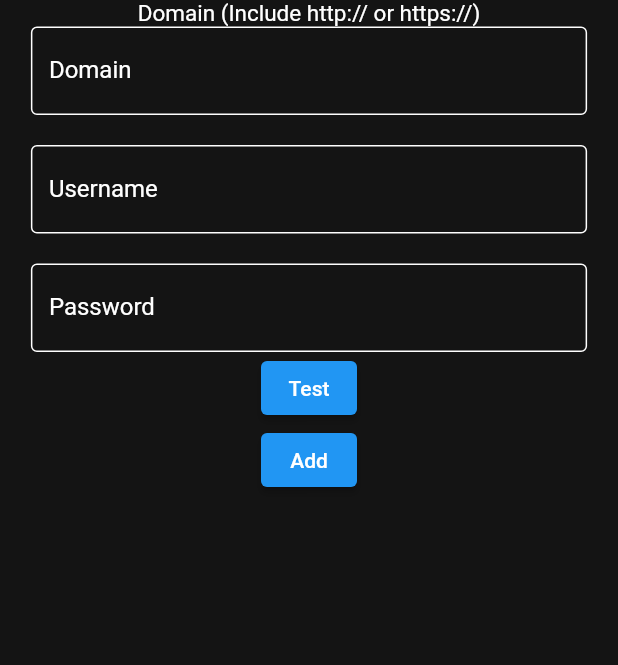
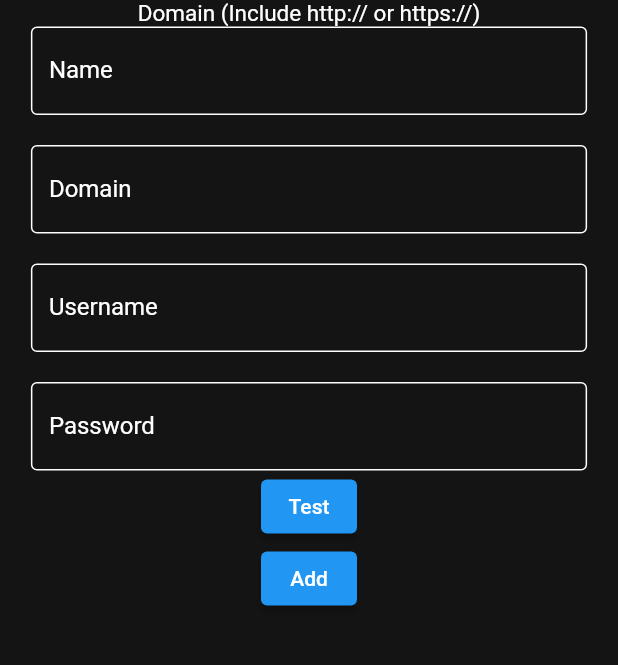
Before and after one commit to JSohn-1/rtorrent, a Flutter app: the screen it shows after launch, after a tap on the "add" icon, on a phone screen of 412 x 824 dp, the part 119-784 px from its top. Run offline on Flutter 3.47's test engine with Material 2 defaults, Android fonts, the phone set to English and light mode, and no system bars; our stand-ins replace sqflite, sqflite_common_ffi; accounts and stored records are empty; network calls fail.

Commit message:
Started work on new ServerBox

```diff
--- a/lib/Login.dart
+++ b/lib/Login.dart
@@ -82,6 +82,7 @@ class _LoginState extends State<Login> {
 }
 
 class InputFields extends StatefulWidget {
+  static final TextEditingController _controllerName = TextEditingController();
   static final TextEditingController _controllerDomain =
       TextEditingController();
   static final TextEditingController _controllerUser = TextEditingController();
@@ -89,6 +90,7 @@ class InputFields extends StatefulWidget {
 
   InputFields({super.key});
 
+  static TextEditingController get controllerName => _controllerName;
   static TextEditingController get controllerDomain => _controllerDomain;
   static TextEditingController get controllerUser => _controllerUser;
   static TextEditingController get controllerPass => _controllerPass;
@@ -101,6 +103,24 @@ class _InputFieldsState extends State<InputFields> {
   Widget build(BuildContext context) {
     return Column(
       children: [
+        SizedBox(
+            width: MediaQuery.of(context).size.width * 0.9,
+            child: TextField(
+              controller: InputFields._controllerName,
+              style: const TextStyle(color: Colors.white),
+              decoration: const InputDecoration(
+                enabledBorder: OutlineInputBorder(
+                    borderSide: BorderSide(color: Colors.white)),
+                focusedBorder: OutlineInputBorder(
+                    borderSide: BorderSide(color: Colors.white)),
+                labelText: 'Name',
+                labelStyle: TextStyle(color: Colors.white),
+              ),
+              onChanged: (text) {
+                setState(() {});
+              },
+            )),
+        const Padding(padding: EdgeInsets.all(10)),
         SizedBox(
             width: MediaQuery.of(context).size.width * 0.9,
             child: TextField(
@@ -216,7 +236,7 @@ class _TestButtonState extends State<TestButton> {
               );
             }
           },
-          child: Text('Test'),
+          child: const Text('Test'),
         ),
         // If the button is disabled, a loading circle will appear to the right of the button
         if (_disabled)
@@ -257,15 +277,12 @@ class _AddButtonState extends State<AddButton> {
   Widget build(BuildContext context) {
     return ElevatedButton(
       onPressed: () async {
-        // The button will be disabled until the test is complete
-        // The test will be run
         await Torrents.saveTorrentServer(
+            InputFields._controllerDomain.text,
             API.transmission,
             InputFields._controllerDomain.text,
             InputFields._controllerUser.text,
             InputFields._controllerPass.text);
-        // Once the torrent server is added close the login page and clear the fields
-
         Navigator.of(context).pop();
         widget.callback!();
         InputFields._controllerDomain.clear();
@@ -276,27 +293,3 @@ class _AddButtonState extends State<AddButton> {
     );
   }
 }
-
-// Notifier that will tell the serverlist to update when a new server is added
-
-// class ServerListNotifier extends ChangeNotifier {
-//   @override
-//   void addListener(VoidCallback listener) {
-//     super.addListener(listener);
-//     print("adding listener");
-//   }
-
-//   @override
-//   void notifyListeners() {
-//     super.notifyListeners();
-//     print("notifying listeners");
-//   }
-
-//   Future<void> update(API api, String domain, String user, String pass) async {
-//     await Torrents.saveTorrentServer(api, domain, user, pass);
-//     print(Torrents.servers.length);
-//     // Print the number of all registered listeners
-
-//     notifyListeners();
-//   }
-// }
--- a/lib/apis/TorrentServer.dart
+++ b/lib/apis/TorrentServer.dart
@@ -18,13 +18,14 @@ enum API {
 
 class Torrents {
   static List<Torrents> servers = [];
+  late final String name;
   late final API api;
   late final dynamic client;
   Duration updateInterval = const Duration(seconds: 1);
 
   // Constructor for the Torrents class where the paramters are the API
   // and the client object
-  Torrents(this.client) {
+  Torrents(this.name, this.client) {
     if (client is TransmissionRPC) {
       api = API.transmission;
     }
@@ -109,17 +110,17 @@ class Torrents {
     var db = await openDatabase(join(await getDatabasesPath(), 'torrents.db'),
         version: 1, onCreate: (db, version) {
       return db.execute(
-          'CREATE TABLE IF NOT EXISTS torrents(api TEXT, domain TEXT, user TEXT, pass TEXT)');
+          'CREATE TABLE IF NOT EXISTS torrents(name TEXT, api TEXT, domain TEXT, user TEXT, pass TEXT)');
     });
     await db.execute(
-        'CREATE TABLE IF NOT EXISTS torrents(api TEXT, domain TEXT, user TEXT, pass TEXT)');
+        'CREATE TABLE IF NOT EXISTS torrents(name TEXT, api TEXT, domain TEXT, user TEXT, pass TEXT)');
     List<Map<String, dynamic>> maps = await db.query('torrents');
     await db.close();
 
     for (Map<String, dynamic> map in maps) {
       switch (map['api']) {
         case 'transmission':
-          servers.add(Torrents(
+          servers.add(Torrents(map['name'],
               TransmissionRPC(map['domain'], map['user'], map['pass'])));
           break;
         default:
@@ -130,11 +131,11 @@ class Torrents {
   }
 
   static Future<void> saveTorrentServer(
-      API api, String domain, String user, String pass) async {
+      String name, API api, String domain, String user, String pass) async {
     var TorrentServer;
     switch (api) {
       case API.transmission:
-        TorrentServer = Torrents(TransmissionRPC(domain, user, pass));
+        TorrentServer = Torrents(name, TransmissionRPC(domain, user, pass));
         break;
       default:
         break;
@@ -148,14 +149,9 @@ class Torrents {
   }
 
   Map<String, dynamic> toMap() {
-    return (client.toMap());
-
-    // return {
-    //   'api': apiString,
-    //   'domain': client._url,
-    //   'user': client._username,
-    //   'pass': client._password,
-    // };
+    Map<String, dynamic> map = client.toMap();
+    map['name'] = name;
+    return (map);
   }
 }
 
@@ -260,10 +256,12 @@ class ServerBox extends StatelessWidget {
               );
             },
             child: Container(
+              height: 50,
+              width: MediaQuery.of(context).size.width,
+              color: const Color.fromARGB(245, 255, 255, 255),
               padding: const EdgeInsets.all(10),
               child: Row(
                 children: [
-                  Text('${server.apiString}: ${snapshot.data!.code}'),
                   Container(
                     width: 10,
                     height: 10,
@@ -272,6 +270,7 @@ class ServerBox extends StatelessWidget {
                       shape: BoxShape.circle,
                     ),
                   ),
+                  Text(server.name),
                 ],
               ),
             ),
--- a/lib/main.dart
+++ b/lib/main.dart
@@ -64,11 +64,9 @@ class MyHomePage extends StatelessWidget {
           FutureBuilder(
               future: Torrents.loadSavedTorrents(),
               builder: (context, snapshot) {
-                // Once the data is loaded, return a scrollable list of all the torrent which is the Serverlist() widget
                 if (snapshot.hasData) {
                   return const Serverlist();
                 } else {
-                  // If the data is not loaded, return a loading screen
                   return const Center(child: CircularProgressIndicator());
                 }
               }),
@@ -109,12 +107,13 @@ class _ServerlistState extends State<Serverlist> {
 
   @override
   Widget build(BuildContext context) {
-    return Stack(
+    return Container(
+      color: const Color.fromARGB(255, 20, 20, 20),
+      child: Stack(
         children: [
           RefreshIndicator(
             onRefresh: () async {
               setState(() {
-              // Call the ping() method for each torrent and rebuild the list
                 for (Torrents server in servers) {
                   server.ping();
                 }
@@ -127,16 +126,25 @@ class _ServerlistState extends State<Serverlist> {
               },
             ),
           ),
-        InkWell(
-          child: const Icon(Icons.add),
-          onTap: () {
+          Positioned(
+            bottom: 10,
+            right: 10,
+            child: FloatingActionButton(
+              onPressed: () {
                 Navigator.push(
                   context,
-              MaterialPageRoute(builder: (context) => Login(callback: rebuild)),
+                  MaterialPageRoute(
+                    builder: (context) => Login(
+                      callback: rebuild,
+                    ),
+                  ),
                 );
               },
+              child: const Icon(Icons.add),
+            ),
           ),
         ],
+      ),
     );
   }
 }
```
Lines whose indentation alone changed are shown as unchanged.
